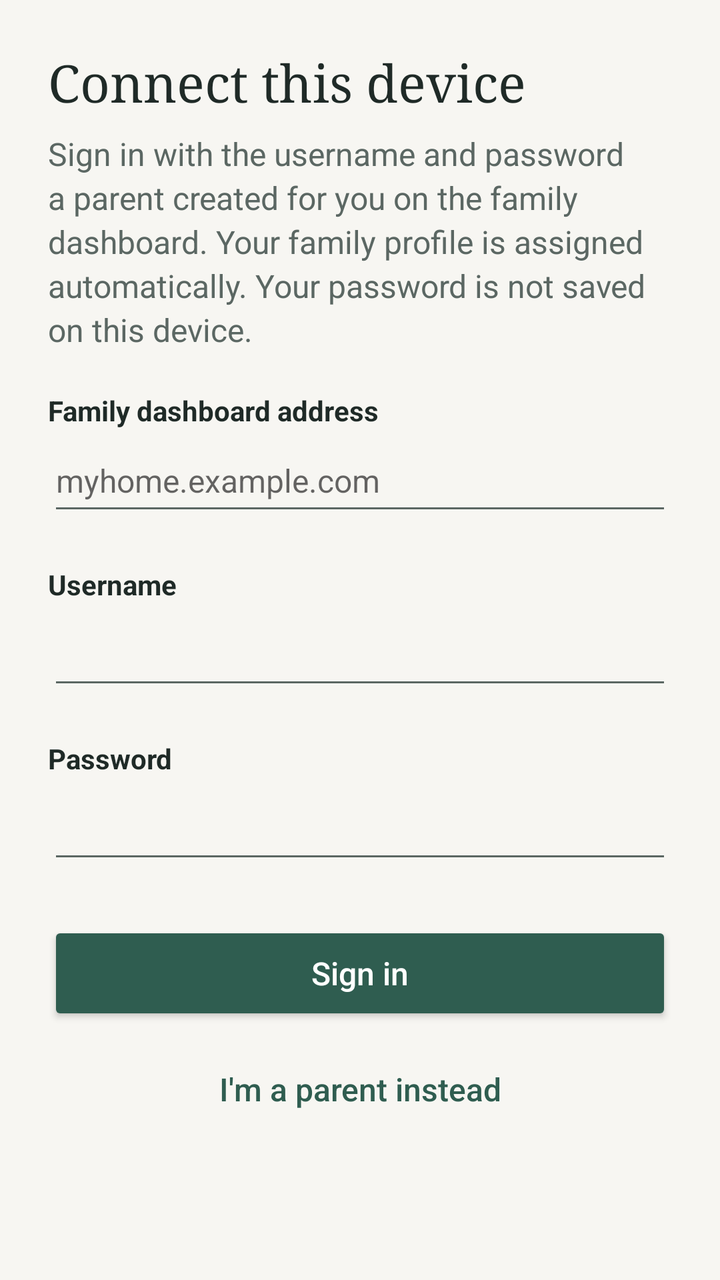
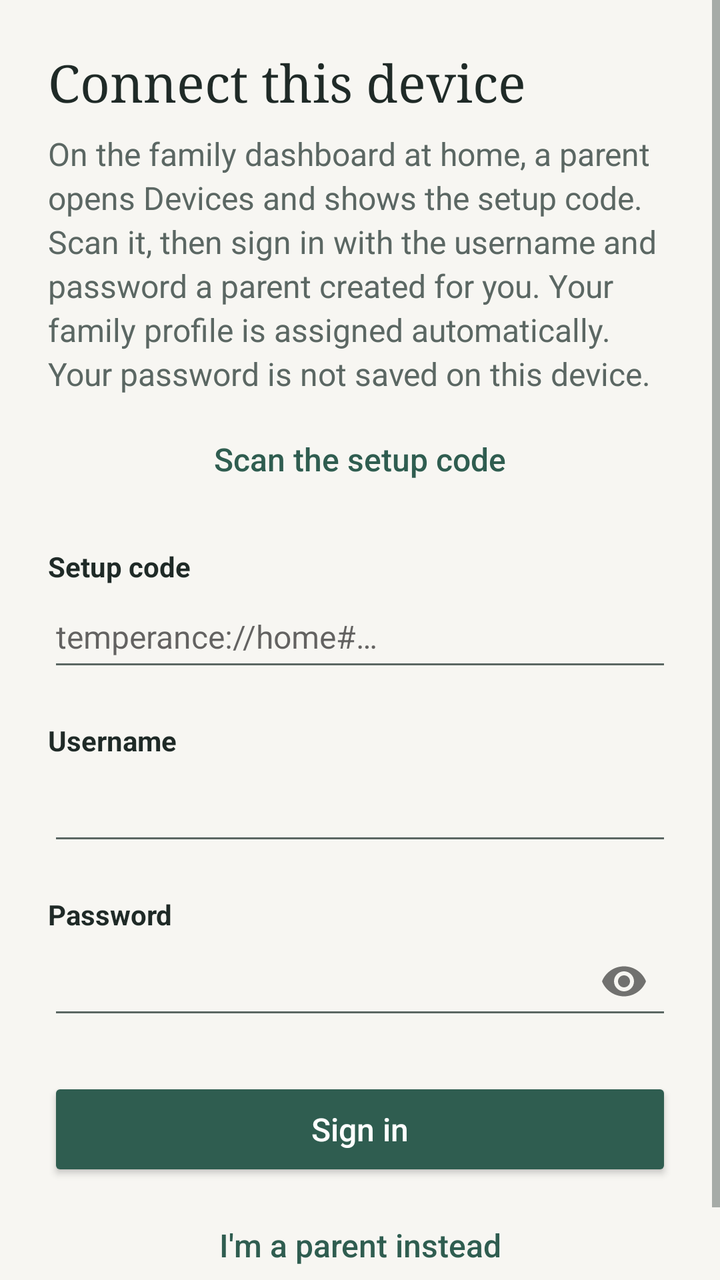

An Android layout rendered at two revisions. The XML below is the earlier revision; the diff shows what the commit changed to produce the second picture.
<!-- AndroidManifest.xml: application theme Theme.Temperance -->
<!-- res/layout/screen_setup.xml -->
<?xml version="1.0" encoding="utf-8"?>
<ScrollView xmlns:android="http://schemas.android.com/apk/res/android"
    android:id="@+id/screen_setup"
    android:layout_width="match_parent"
    android:layout_height="match_parent"
    android:fillViewport="true">

    <LinearLayout style="@style/Screen" android:id="@+id/column">

        <TextView style="@style/Title" android:text="@string/setup_title" android:accessibilityHeading="true" />
        <TextView style="@style/Body" android:text="@string/setup_intro" />

        <TextView style="@style/Label" android:text="@string/server_label" android:labelFor="@+id/server" />
        <EditText
            android:id="@+id/server"
            style="@style/Field"
            android:hint="@string/server_hint"
            android:autofillHints="url"
            android:inputType="textUri"
            android:imeOptions="actionNext|flagNoExtractUi" />

        <TextView style="@style/Label" android:text="@string/username_label" android:labelFor="@+id/username" />
        <EditText
            android:id="@+id/username"
            style="@style/Field"
            android:autofillHints="username"
            android:inputType="textNoSuggestions"
            android:imeOptions="actionNext|flagNoExtractUi" />

        <TextView style="@style/Label" android:text="@string/password_label" android:labelFor="@+id/password" />
        <EditText
            android:id="@+id/password"
            android:saveEnabled="false"
            style="@style/Field"
            android:autofillHints="password"
            android:inputType="textPassword"
            android:imeOptions="actionGo|flagNoExtractUi" />

        <TextView android:id="@+id/error" style="@style/Error" />

        <Button android:id="@+id/sign_in" style="@style/Primary" android:text="@string/sign_in" />
        <Button android:id="@+id/parent_instead" style="@style/Secondary" android:text="@string/parent_instead" />
    </LinearLayout>
</ScrollView>
<!-- resources referenced by this layout -->
<resources>
  <string name="parent_instead">I\'m a parent instead</string>
  <string name="password_label">Password</string>
  <string name="server_hint">myhome.example.com</string>
  <string name="server_label">Family dashboard address</string>
  <string name="setup_intro">Sign in with the username and password a parent created for you on the family dashboard. Your family profile is assigned automatically. Your password is not saved on this device.</string>
  <string name="setup_title">Connect this device</string>
  <string name="sign_in">Sign in</string>
  <string name="username_label">Username</string>
  <style name="Body">
          <item name="android:layout_width">match_parent</item>
          <item name="android:layout_height">wrap_content</item>
          <item name="android:textSize">16sp</item>
          <item name="android:textColor">@color/muted</item>
          <item name="android:lineSpacingMultiplier">1.15</item>
      </style>
  <style name="Error" parent="Body">
          <item name="android:textColor">@color/error</item>
          <item name="android:layout_marginTop">16dp</item>
          <item name="android:visibility">gone</item>
          <item name="android:accessibilityLiveRegion">polite</item>
      </style>
  <style name="Field">
          <item name="android:layout_width">match_parent</item>
          <item name="android:layout_height">wrap_content</item>
          <item name="android:minHeight">48dp</item>
          <item name="android:textSize">16sp</item>
          <item name="android:singleLine">true</item>
      </style>
  <style name="Label">
          <item name="android:layout_width">match_parent</item>
          <item name="android:layout_height">wrap_content</item>
          <item name="android:textSize">14sp</item>
          <item name="android:textStyle">bold</item>
          <item name="android:textColor">@color/ink</item>
          <item name="android:layout_marginTop">20dp</item>
      </style>
  <style name="Screen">
          <item name="android:layout_width">match_parent</item>
          <item name="android:layout_height">wrap_content</item>
          <item name="android:orientation">vertical</item>
          <item name="android:paddingStart">24dp</item>
          <item name="android:paddingEnd">24dp</item>
          <item name="android:paddingTop">24dp</item>
          <item name="android:paddingBottom">32dp</item>
      </style>
  <style name="Secondary" parent="android:Widget.Material.Button.Borderless.Colored">
          <item name="android:layout_width">match_parent</item>
          <item name="android:layout_height">wrap_content</item>
          <item name="android:minHeight">48dp</item>
          <item name="android:layout_marginTop">8dp</item>
          <item name="android:textSize">16sp</item>
          <item name="android:textAllCaps">false</item>
      </style>
  <style name="Title">
          <item name="android:layout_width">match_parent</item>
          <item name="android:layout_height">wrap_content</item>
          <item name="android:textSize">26sp</item>
          <item name="android:textColor">@color/ink</item>
          <item name="android:fontFamily">serif</item>
          <item name="android:layout_marginBottom">8dp</item>
      </style>
  <color name="muted">#5B6763</color>
  <color name="error">#B3261E</color>
  <color name="ink">#1F2A27</color>
  <color name="brand">#2F5D50</color>
  <color name="brand_dark">#24483E</color>
  <color name="paper">#F7F6F2</color>
  <!-- unchanged entries left out for length: 2 -->
</resources>

<!-- the commit's change to res/layout/screen_setup.xml (unified diff, before → after) -->
@@ -1,5 +1,6 @@
 <?xml version="1.0" encoding="utf-8"?>
 <ScrollView xmlns:android="http://schemas.android.com/apk/res/android"
+    xmlns:app="http://schemas.android.com/apk/res-auto"
     android:id="@+id/screen_setup"
     android:layout_width="match_parent"
     android:layout_height="match_parent"
@@ -10,13 +11,14 @@
         <TextView style="@style/Title" android:text="@string/setup_title" android:accessibilityHeading="true" />
         <TextView style="@style/Body" android:text="@string/setup_intro" />
 
+        <Button android:id="@+id/scan_setup" style="@style/Secondary" android:text="@string/scan_setup" />
         <TextView style="@style/Label" android:text="@string/server_label" android:labelFor="@+id/server" />
         <EditText
             android:id="@+id/server"
             style="@style/Field"
             android:hint="@string/server_hint"
-            android:autofillHints="url"
-            android:inputType="textUri"
+            android:inputType="textUri|textNoSuggestions"
+            android:importantForAutofill="no"
             android:imeOptions="actionNext|flagNoExtractUi" />
 
         <TextView style="@style/Label" android:text="@string/username_label" android:labelFor="@+id/username" />
@@ -28,13 +30,22 @@
             android:imeOptions="actionNext|flagNoExtractUi" />
 
         <TextView style="@style/Label" android:text="@string/password_label" android:labelFor="@+id/password" />
-        <EditText
-            android:id="@+id/password"
-            android:saveEnabled="false"
-            style="@style/Field"
-            android:autofillHints="password"
-            android:inputType="textPassword"
-            android:imeOptions="actionGo|flagNoExtractUi" />
+        <com.google.android.material.textfield.TextInputLayout
+            android:id="@+id/password_layout"
+            android:layout_width="match_parent"
+            android:layout_height="wrap_content"
+            android:theme="@style/Theme.Temperance.Material"
+            app:boxBackgroundMode="none"
+            app:hintEnabled="false"
+            app:endIconMode="password_toggle">
+            <com.google.android.material.textfield.TextInputEditText
+                android:id="@+id/password"
+                android:saveEnabled="false"
+                style="@style/Field"
+                android:autofillHints="password"
+                android:inputType="textPassword"
+                android:imeOptions="actionGo|flagNoExtractUi" />
+        </com.google.android.material.textfield.TextInputLayout>
 
         <TextView android:id="@+id/error" style="@style/Error" />
 
<!-- resource entries referenced after the edit -->
@@ -2,9 +2,10 @@
 <resources>
   <string name="parent_instead">I\'m a parent instead</string>
   <string name="password_label">Password</string>
-  <string name="server_hint">myhome.example.com</string>
-  <string name="server_label">Family dashboard address</string>
-  <string name="setup_intro">Sign in with the username and password a parent created for you on the family dashboard. Your family profile is assigned automatically. Your password is not saved on this device.</string>
+  <string name="scan_setup">Scan the setup code</string>
+  <string name="server_hint">temperance://home#…</string>
+  <string name="server_label">Setup code</string>
+  <string name="setup_intro">On the family dashboard at home, a parent opens Devices and shows the setup code. Scan it, then sign in with the username and password a parent created for you. Your family profile is assigned automatically. Your password is not saved on this device.</string>
   <string name="setup_title">Connect this device</string>
   <string name="sign_in">Sign in</string>
   <string name="username_label">Username</string>
@@ -53,6 +54,14 @@
           <item name="android:textSize">16sp</item>
           <item name="android:textAllCaps">false</item>
       </style>
+  <style name="Theme.Temperance.Material" parent="Theme.MaterialComponents.Light.NoActionBar">
+          <item name="colorPrimary">@color/brand</item>
+          <item name="colorPrimaryVariant">@color/brand_dark</item>
+          <item name="colorSecondary">@color/brand</item>
+          <item name="colorControlActivated">@color/brand</item>
+          <item name="android:textColorPrimary">@color/ink</item>
+          <item name="android:textColorSecondary">@color/muted</item>
+      </style>
   <style name="Title">
           <item name="android:layout_width">match_parent</item>
           <item name="android:layout_height">wrap_content</item>
